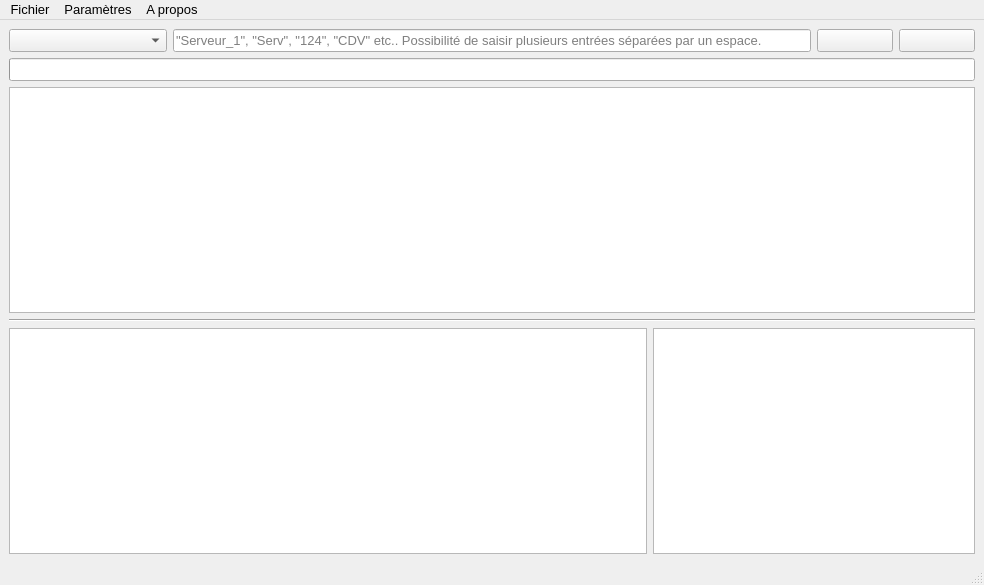
Before: the Qt Designer form app/graphique/MainWindow.ui in Pozinux/Finder, drawn with Qt 5.
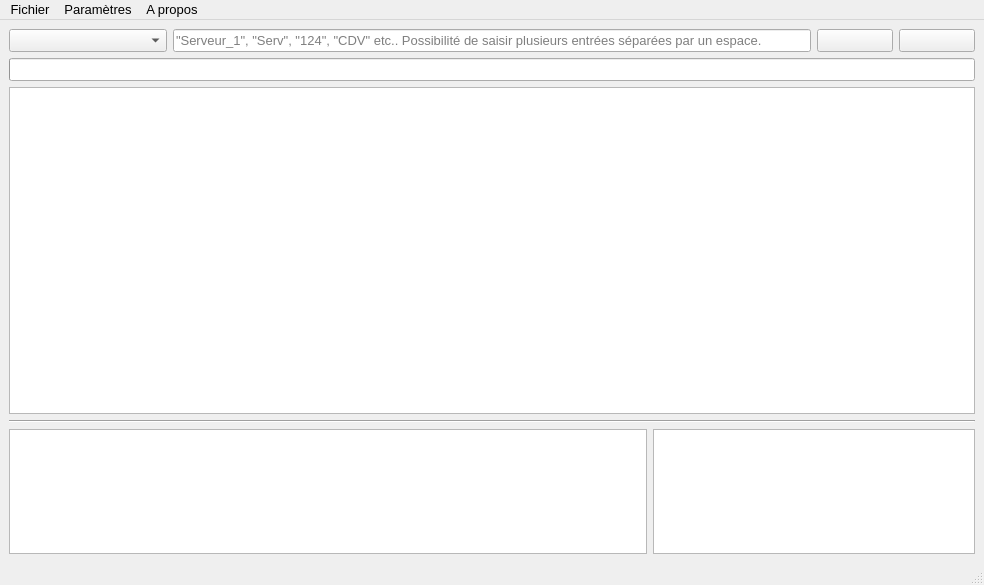
After: the same form once the commit is applied.

What changed in the file:
```diff
--- a/app/graphique/MainWindow.ui
+++ b/app/graphique/MainWindow.ui
@@ -64,7 +64,7 @@
       <property name="maximumSize">
        <size>
         <width>16777215</width>
-        <height>300</height>
+        <height>125</height>
        </size>
       </property>
       <property name="focusPolicy">
@@ -117,7 +117,7 @@
       <property name="maximumSize">
        <size>
         <width>16777215</width>
-        <height>300</height>
+        <height>125</height>
        </size>
       </property>
       <property name="focusPolicy">
```
